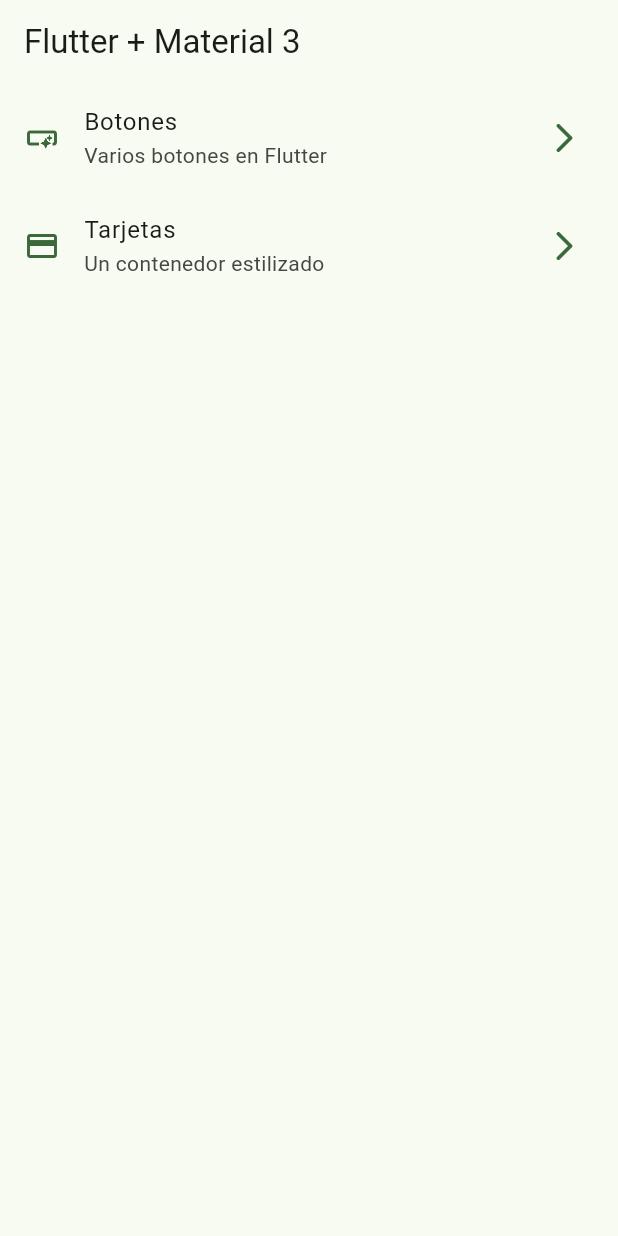
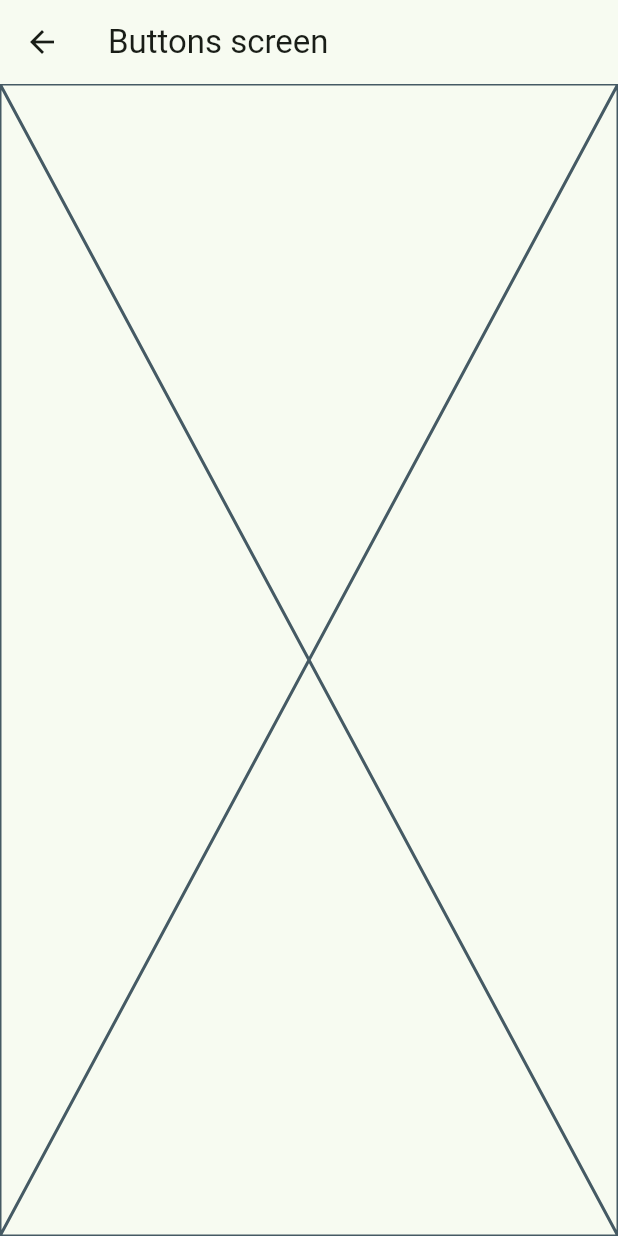
Before and after one commit to emilio-gajardo/widgets_app, a Flutter app: the screen it shows after launch, after a tap on "Botones", on a phone screen of 412 x 824 dp. Run offline on Flutter 3.47's test engine with Material 2 defaults, Android fonts, the phone set to English and light mode, and no system bars.

```diff
--- a/lib/config/menu/menu_items.dart
+++ b/lib/config/menu/menu_items.dart
@@ -25,7 +25,7 @@ const appMenuItems = <MenuItem>[
   MenuItem(
     title: 'Tarjetas',
     subTitle: 'Un contenedor estilizado',
-    link: '/card',
+    link: '/cards',
     icon: Icons.credit_card
   ),
 
--- a/lib/main.dart
+++ b/lib/main.dart
@@ -1,5 +1,7 @@
 import 'package:flutter/material.dart';
 import 'package:widgets_app/config/theme/app_theme.dart';
+import 'package:widgets_app/presentation/screens/buttons/buttons_screen.dart';
+import 'package:widgets_app/presentation/screens/cards/cards_screen.dart';
 import 'package:widgets_app/presentation/screens/home/home_screen.dart';
 
 void main() {
@@ -14,7 +16,11 @@ class MainApp extends StatelessWidget {
     return MaterialApp(
       debugShowCheckedModeBanner: false,
       theme: AppTheme(selectedColor: 6).getTheme(),
-      home: const HomeScreen()
+      home: const HomeScreen(),
+      routes: {
+        '/buttons':(context) => const ButtonsScreen(),
+        '/cards': (context) => const CardsScreen(),
+      }
     );
   }
 }
--- /dev/null
+++ b/lib/presentation/screens/buttons/buttons_screen.dart
@@ -0,0 +1,15 @@
+import 'package:flutter/material.dart';
+
+class ButtonsScreen extends StatelessWidget {
+  const ButtonsScreen({super.key});
+
+  @override
+  Widget build(BuildContext context) {
+    return Scaffold(
+      appBar: AppBar(
+        title: const Text('Buttons screen'),
+      ),
+      body: const Placeholder(),
+    );
+  }
+}
--- a/lib/presentation/screens/home/home_screen.dart
+++ b/lib/presentation/screens/home/home_screen.dart
@@ -25,29 +25,34 @@ class _HomeView extends StatelessWidget {
     return ListView.builder(
       itemCount: appMenuItems.length,
       itemBuilder: (BuildContext context, int index) {
-        final menuItems = appMenuItems[index];
-        return _CustonListTile(menuItems: menuItems);
+        final menuItem = appMenuItems[index];
+        return _CustonListTile(menuItem: menuItem);
       }
     );
   }
 }
 
 class _CustonListTile extends StatelessWidget {
-  const _CustonListTile({required this.menuItems});
+  const _CustonListTile({required this.menuItem});
 
-  final MenuItem menuItems;
+  final MenuItem menuItem;
 
   @override
   Widget build(BuildContext context) {
     final colors = Theme.of(context).colorScheme;
     return ListTile(
-      leading: Icon(menuItems.icon, color: colors.primary),
+      leading: Icon(menuItem.icon, color: colors.primary),
       trailing: Icon(Icons.arrow_forward_ios_rounded, color: colors.primary),
-      title: Text(menuItems.title),
-      subtitle: Text(menuItems.subTitle),
+      title: Text(menuItem.title),
+      subtitle: Text(menuItem.subTitle),
       onTap: () {
-        /// todo: navegar a otras pantallas
-        /// Navigator.of(context).pushNamed(menuItems.link);
+        /// Navegar a otra pantalla forma 1
+        // Navigator.of(context).push(
+        //   MaterialPageRoute(
+        //     builder: (context) => const ButtonsScreen(),
+        //   ),
+        // );
+        Navigator.pushNamed(context, menuItem.link);
       },
     );
   }
```
Also changed, not shown: lib/presentation/screens/cards/cards_screen.dart (added, +15 -0 lines).
